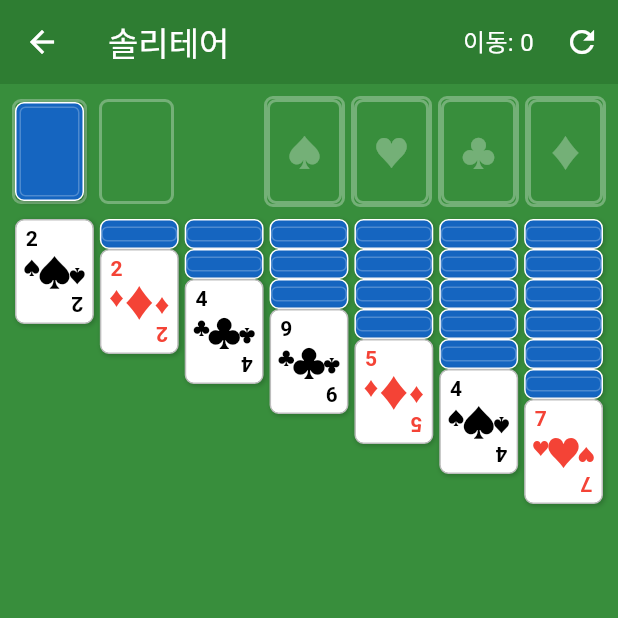
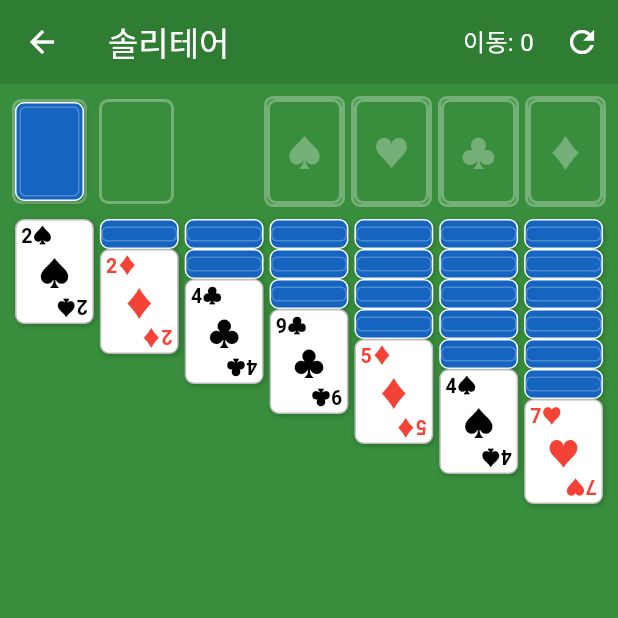
Before and after one commit to mhpark03/games, a Flutter app: the SolitaireScreen screen opened directly, on a phone screen of 412 x 824 dp, the top half of it. Run offline on Flutter 3.47's test engine with Material 3 defaults, Android fonts, the phone set to English and light mode, and no system bars; our stand-ins replace shared_preferences; accounts and stored records are empty.

Commit message:
솔리테어 카드 디자인 개선
- 카드 레이아웃을 Column 기반으로 변경
- 상단/중앙/하단 영역 분리하여 겹침 방지
- 랭크와 수트를 한 줄로 표시 (예: K♠)
- 폰트 크기 조정으로 가독성 향상

```diff
--- a/lib/games/solitaire/solitaire_screen.dart
+++ b/lib/games/solitaire/solitaire_screen.dart
@@ -586,80 +586,61 @@ class _SolitaireScreenState extends State<SolitaireScreen> {
       ),
       child: showPartial
           ? Padding(
-              padding: const EdgeInsets.only(left: 4, top: 2),
+              padding: const EdgeInsets.only(left: 3, top: 2),
               child: Text(
                 '${card.rankString}${card.suitString}',
                 style: TextStyle(
                   color: card.suitColor,
-                  fontSize: 10,
+                  fontSize: 11,
                   fontWeight: FontWeight.bold,
                 ),
               ),
             )
-          : Stack(
-              children: [
-                // 좌상단
-                Positioned(
-                  left: 4,
-                  top: 2,
-                  child: Column(
-                    children: [
-                      Text(
-                        card.rankString,
-                        style: TextStyle(
-                          color: card.suitColor,
-                          fontSize: 14,
-                          fontWeight: FontWeight.bold,
-                        ),
-                      ),
-                      Text(
+          : Padding(
+              padding: const EdgeInsets.all(3),
+              child: Column(
+                crossAxisAlignment: CrossAxisAlignment.start,
+                children: [
+                  // 상단: 랭크 + 수트
+                  Text(
+                    '${card.rankString}${card.suitString}',
+                    style: TextStyle(
+                      color: card.suitColor,
+                      fontSize: 13,
+                      fontWeight: FontWeight.bold,
+                      height: 1.0,
+                    ),
+                  ),
+                  // 중앙 영역: 큰 수트 심볼
+                  Expanded(
+                    child: Center(
+                      child: Text(
                         card.suitString,
                         style: TextStyle(
                           color: card.suitColor,
-                          fontSize: 12,
+                          fontSize: 22,
                         ),
                       ),
-                    ],
-                  ),
-                ),
-                // 중앙
-                Center(
-                  child: Text(
-                    card.suitString,
-                    style: TextStyle(
-                      color: card.suitColor,
-                      fontSize: 24,
                     ),
                   ),
-                ),
-                // 우하단 (뒤집힌)
-                Positioned(
-                  right: 4,
-                  bottom: 2,
-                  child: Transform.rotate(
-                    angle: 3.14159,
-                    child: Column(
-                      children: [
-                        Text(
-                          card.rankString,
-                          style: TextStyle(
-                            color: card.suitColor,
-                            fontSize: 14,
-                            fontWeight: FontWeight.bold,
-                          ),
+                  // 하단: 뒤집힌 랭크 + 수트
+                  Align(
+                    alignment: Alignment.bottomRight,
+                    child: Transform.rotate(
+                      angle: 3.14159,
+                      child: Text(
+                        '${card.rankString}${card.suitString}',
+                        style: TextStyle(
+                          color: card.suitColor,
+                          fontSize: 13,
+                          fontWeight: FontWeight.bold,
+                          height: 1.0,
                         ),
-                        Text(
-                          card.suitString,
-                          style: TextStyle(
-                            color: card.suitColor,
-                            fontSize: 12,
-                          ),
-                        ),
-                      ],
+                      ),
                     ),
                   ),
-                ),
-              ],
+                ],
+              ),
             ),
     );
   }
```
